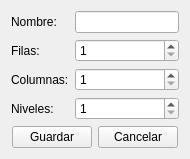
Before: the Qt Designer form vitrina/ui_vitrina_agregar.ui in rodety/Jireh, drawn with Qt 5.
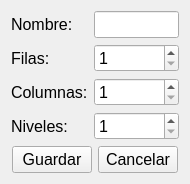
After: the same form once the commit is applied.

Diff of the .ui file:
```diff
--- a/vitrina/ui_vitrina_agregar.ui
+++ b/vitrina/ui_vitrina_agregar.ui
@@ -10,6 +10,11 @@
     <height>149</height>
    </rect>
   </property>
+  <property name="font">
+   <font>
+    <pointsize>12</pointsize>
+   </font>
+  </property>
   <property name="windowTitle">
    <string>Form</string>
   </property>
```
